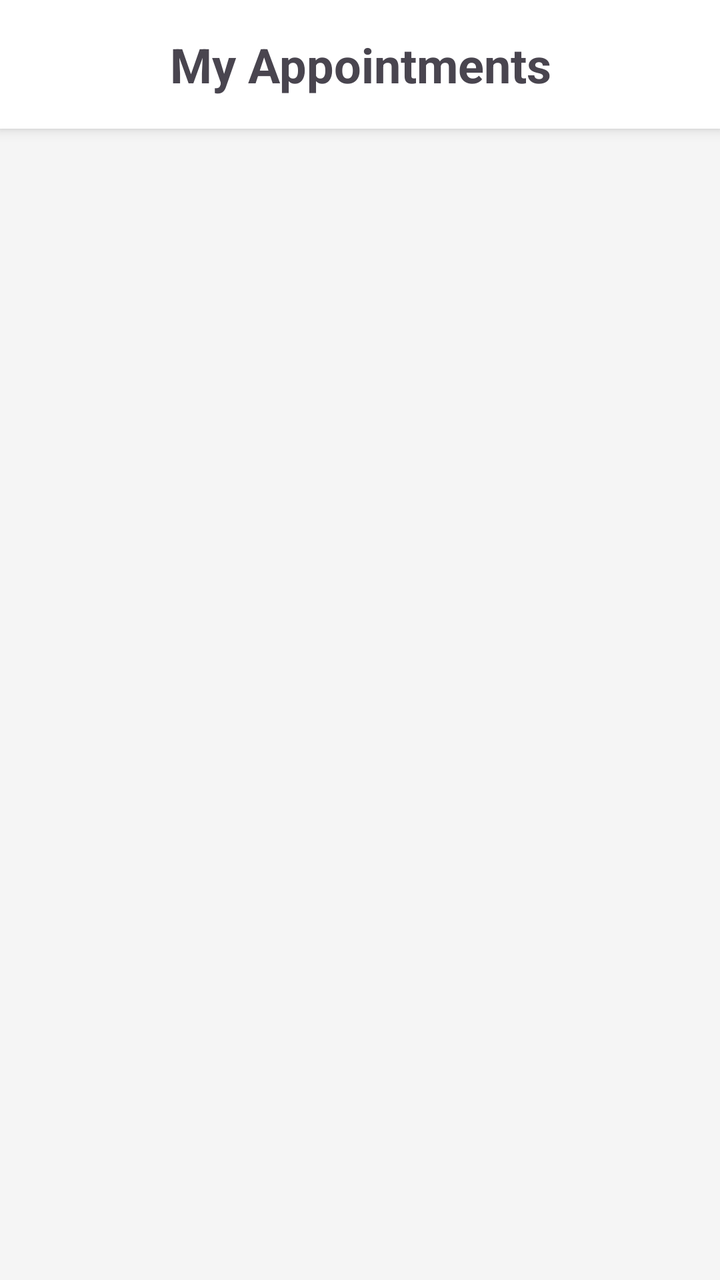
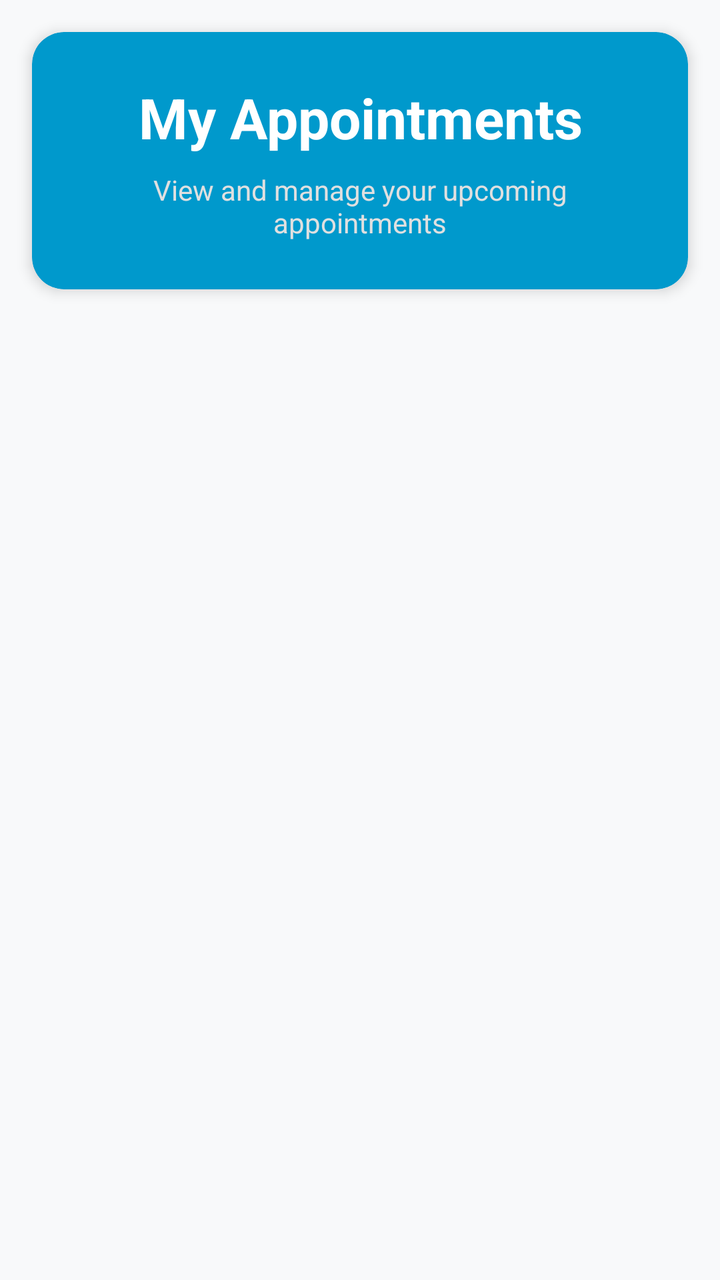

Compare the two renders of this Android layout. The source of the first and the diff that turns it into the second are given below.
<!-- AndroidManifest.xml: application theme Theme.Med -->
<!-- res/layout/activity_patient_appointments.xml -->
<?xml version="1.0" encoding="utf-8"?>
<LinearLayout xmlns:android="http://schemas.android.com/apk/res/android"
    xmlns:app="http://schemas.android.com/apk/res-auto"
    android:layout_width="match_parent"
    android:layout_height="match_parent"
    android:orientation="vertical"
    android:background="#F5F5F5">

    <TextView
        android:layout_width="match_parent"
        android:layout_height="wrap_content"
        android:text="My Appointments"
        android:textSize="24sp"
        android:textStyle="bold"
        android:gravity="center"
        android:padding="16dp"
        android:background="#FFFFFF"
        android:elevation="4dp"/>

    <androidx.recyclerview.widget.RecyclerView
        android:id="@+id/recyclerViewAppointments"
        android:layout_width="match_parent"
        android:layout_height="match_parent"
        android:padding="8dp"/>


</LinearLayout>
<!-- resources referenced by this layout -->
<resources>
  <style name="Theme.Med" parent="Base.Theme.Med" />
  <style name="Base.Theme.Med" parent="Theme.Material3.DayNight.NoActionBar">
          
          
      </style>
</resources>

<!-- the commit's change to res/layout/activity_patient_appointments.xml (unified diff, before → after) -->
@@ -4,24 +4,61 @@
     android:layout_width="match_parent"
     android:layout_height="match_parent"
     android:orientation="vertical"
-    android:background="#F5F5F5">
+    android:background="#F8F9FA">
 
-    <TextView
+    
+    <androidx.cardview.widget.CardView
         android:layout_width="match_parent"
         android:layout_height="wrap_content"
-        android:text="My Appointments"
-        android:textSize="24sp"
-        android:textStyle="bold"
-        android:gravity="center"
-        android:padding="16dp"
-        android:background="#FFFFFF"
-        android:elevation="4dp"/>
+        android:layout_margin="16dp"
+        app:cardCornerRadius="16dp"
+        app:cardElevation="4dp"
+        app:cardBackgroundColor="@android:color/holo_blue_dark">
 
+        <LinearLayout
+            android:layout_width="match_parent"
+            android:layout_height="wrap_content"
+            android:orientation="vertical"
+            android:padding="24dp">
+
+            <TextView
+                android:layout_width="match_parent"
+                android:layout_height="wrap_content"
+                android:text="My Appointments"
+                android:textSize="28sp"
+                android:textStyle="bold"
+                android:textColor="#FFFFFF"
+                android:gravity="center"/>
+
+            <TextView
+                android:layout_width="match_parent"
+                android:layout_height="wrap_content"
+                android:text="View and manage your upcoming appointments"
+                android:textSize="14sp"
+                android:textColor="#E0E0E0"
+                android:gravity="center"
+                android:layout_marginTop="8dp"/>
+        </LinearLayout>
+    </androidx.cardview.widget.CardView>
+
+    
     <androidx.recyclerview.widget.RecyclerView
         android:id="@+id/recyclerViewAppointments"
         android:layout_width="match_parent"
         android:layout_height="match_parent"
-        android:padding="8dp"/>
+        android:padding="8dp"
+        android:clipToPadding="false"/>
 
+    
+    <com.google.android.material.floatingactionbutton.FloatingActionButton
+        android:id="@+id/fabAddAppointment"
+        android:layout_width="wrap_content"
+        android:layout_height="wrap_content"
+        android:layout_gravity="end|bottom"
+        android:layout_margin="16dp"
+        android:contentDescription="Add Appointment"
+        android:src="@drawable/calen"
 
+        app:elevation="8dp"
+        app:rippleColor="#FFFFFF"/>
 </LinearLayout>
<!-- resource entries referenced after the edit -->
@@ -1,5 +1,6 @@
 <!-- resources referenced by this layout -->
 <resources>
+  <!-- drawable calen: png bitmap (drawable, 6360 bytes) -->
   <style name="Theme.Med" parent="Base.Theme.Med" />
   <style name="Base.Theme.Med" parent="Theme.Material3.DayNight.NoActionBar">
           
